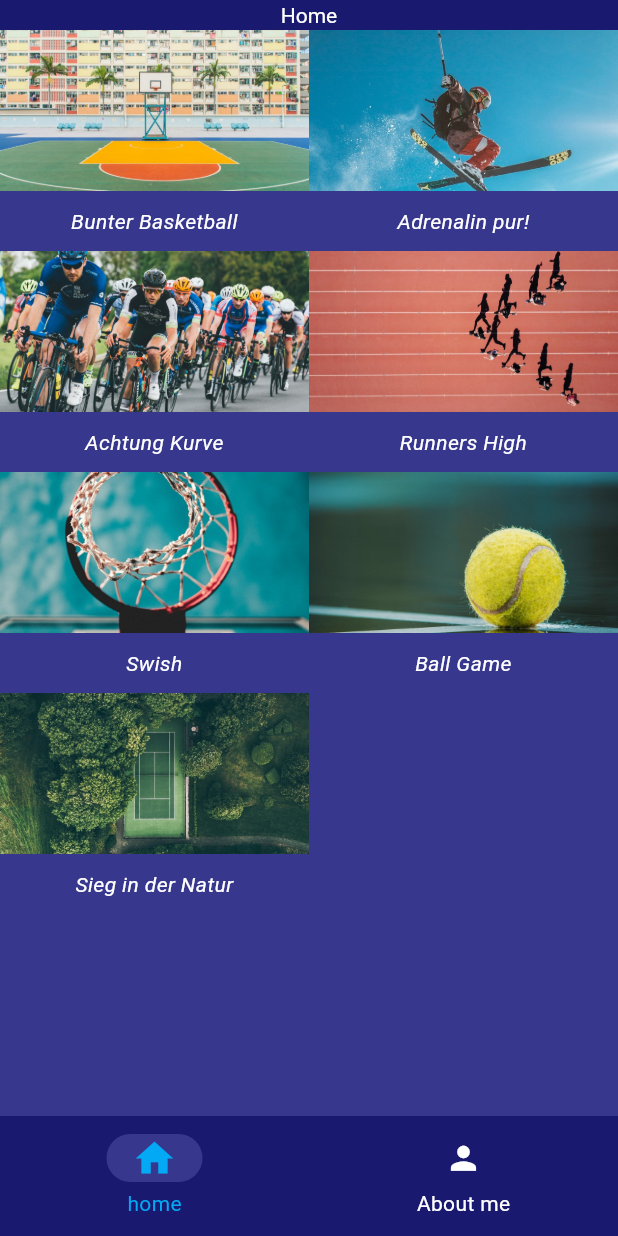
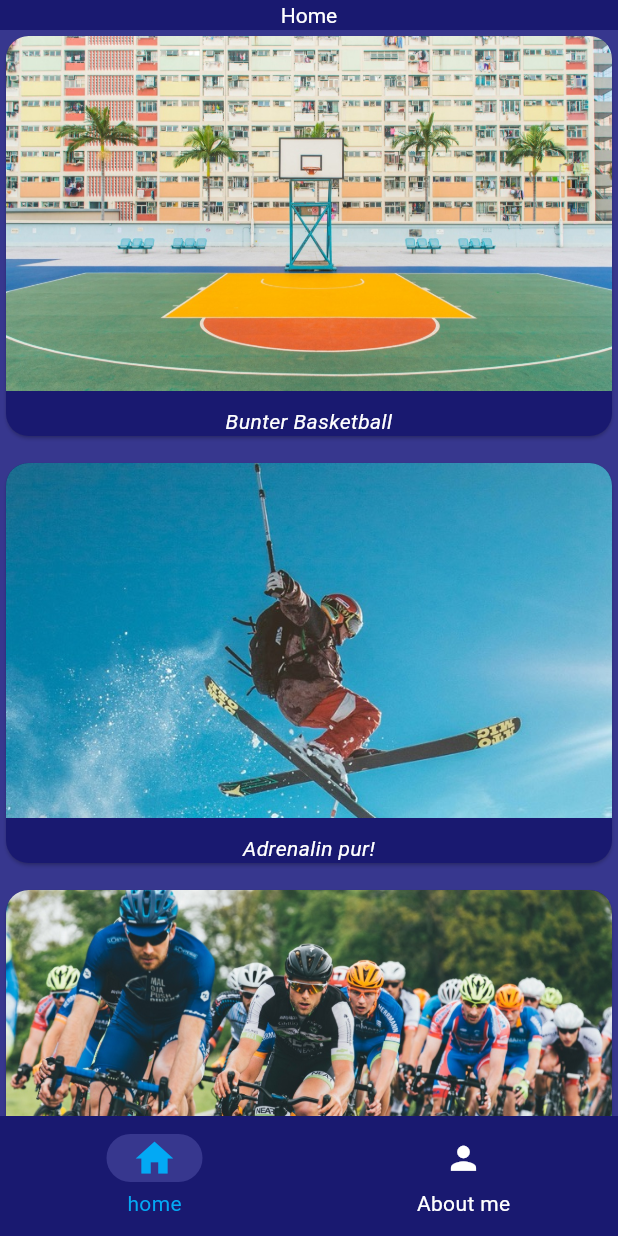
Before and after one commit to goldenshoes001/bildergalerie, a Flutter app: the screen it shows after launch, on a phone screen of 412 x 824 dp. Run offline on Flutter 3.47's test engine with Material 3 defaults, Android fonts, the light colour scheme and no system bars; Roboto replaces fonts that are missing (Arial, arial).

Commit message:
letzter Feinschliff

```diff
--- a/lib/class/gallery_data.dart
+++ b/lib/class/gallery_data.dart
@@ -1,7 +1,6 @@
 import 'package:bildergaliere/class/galleryitem.dart';
 
-class GalleryData {
-  static List<GalleryItem> galleryData = [
+List<GalleryItem> galleryData = [
   GalleryItem(
     imageTitle: 'Bunter Basketball',
     imageDate: '03.06.2023',
@@ -52,4 +51,3 @@ class GalleryData {
     imagePath: 'assets/images/tennis_2.jpeg',
   ),
 ];
-}
--- a/lib/class/galleryitem.dart
+++ b/lib/class/galleryitem.dart
@@ -20,10 +20,16 @@ class GalleryItem extends StatelessWidget {
       crossAxisAlignment: CrossAxisAlignment.center,
       children: [
         Expanded(
-          child: Image.asset(
-            imagePath,
-            fit: BoxFit.cover,
-            width: double.infinity,
+          child: ClipRRect(
+            borderRadius: BorderRadius.only(
+              topLeft: Radius.circular(15),
+              topRight: Radius.circular(15),
+            ),
+            child: Image.asset(
+              imagePath,
+              fit: BoxFit.cover,
+              width: double.infinity,
+            ),
           ),
         ),
         SizedBox(height: 10),
--- a/lib/class/home.dart
+++ b/lib/class/home.dart
@@ -1,3 +1,4 @@
+import 'package:bildergaliere/class/appdata.dart';
 import 'package:bildergaliere/class/detail_screen.dart';
 import 'package:bildergaliere/class/gallery_data.dart';
 import 'package:bildergaliere/class/galleryitem.dart';
@@ -8,18 +9,17 @@ class Home extends StatelessWidget {
 
   @override
   Widget build(BuildContext context) {
-    List<GalleryItem> galerieItems = GalleryData.galleryData;
     return GridView.builder(
       gridDelegate: SliverGridDelegateWithFixedCrossAxisCount(
-        crossAxisCount: 2,
+        crossAxisCount: 1,
         childAspectRatio: 1.5,
         mainAxisSpacing: 10,
       ),
-      itemCount: galerieItems.length,
+      itemCount: galleryData.length,
       scrollDirection: Axis.vertical,
 
       itemBuilder: (BuildContext context, int index) {
-        final GalleryItem currentItem = galerieItems[index];
+        final GalleryItem currentItem = galleryData[index];
         return GestureDetector(
           onTap: () {
             Navigator.push(
@@ -34,11 +34,17 @@ class Home extends StatelessWidget {
               ),
             );
           },
-          child: GalleryItem(
-            imageTitle: currentItem.imageTitle,
-            imagePath: currentItem.imagePath,
-            imageDate: currentItem.imageDate,
-            imageDescription: currentItem.imageDescription,
+          child: Card(
+            shape: RoundedRectangleBorder(
+              borderRadius: BorderRadius.circular(15),
+            ),
+            color: Appdata.barColor,
+            child: GalleryItem(
+              imageTitle: currentItem.imageTitle,
+              imagePath: currentItem.imagePath,
+              imageDate: currentItem.imageDate,
+              imageDescription: currentItem.imageDescription,
+            ),
           ),
         );
       },
```
Lines whose indentation alone changed are shown as unchanged.
